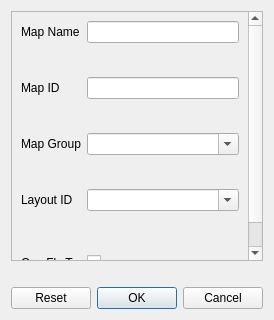
This is forms/newmapdialog.ui in huderlem/porymap as Qt 5 draws it before an edit. The edited form follows.
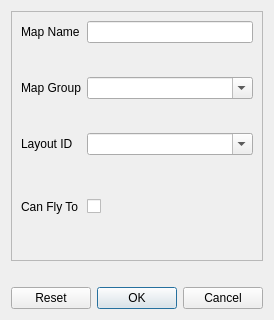
This is the edited form. Custom widgets are drawn as their Qt base class.

Patch:
```diff
--- a/forms/newmapdialog.ui
+++ b/forms/newmapdialog.ui
@@ -25,83 +25,21 @@
         <x>0</x>
         <y>0</y>
         <width>229</width>
-        <height>306</height>
+        <height>228</height>
        </rect>
       </property>
       <layout class="QGridLayout" name="gridLayout_3">
        <property name="verticalSpacing">
         <number>10</number>
        </property>
-       <item row="3" column="1">
-        <widget class="QLabel" name="label_MapIDError">
-         <property name="visible">
-          <bool>false</bool>
-         </property>
-         <property name="styleSheet">
-          <string notr="true">color: rgb(255, 0, 0)</string>
-         </property>
+       <item row="0" column="0">
+        <widget class="QLabel" name="label_Name">
          <property name="text">
-          <string/>
+          <string>Map Name</string>
          </property>
-         <property name="wordWrap">
-          <bool>true</bool>
-         </property>
         </widget>
        </item>
-       <item row="6" column="1">
-        <widget class="NoScrollComboBox" name="comboBox_LayoutID">
-         <property name="editable">
-          <bool>true</bool>
-         </property>
-         <property name="insertPolicy">
-          <enum>QComboBox::InsertPolicy::NoInsert</enum>
-         </property>
-        </widget>
-       </item>
-       <item row="8" column="1">
-        <widget class="QLabel" name="label_LayoutIDError">
-         <property name="styleSheet">
-          <string notr="true">color: rgb(255, 0, 0)</string>
-         </property>
-         <property name="text">
-          <string/>
-         </property>
-         <property name="wordWrap">
-          <bool>true</bool>
-         </property>
-        </widget>
-       </item>
-       <item row="1" column="1">
-        <widget class="QLabel" name="label_NameError">
-         <property name="visible">
-          <bool>false</bool>
-         </property>
-         <property name="styleSheet">
-          <string notr="true">color: rgb(255, 0, 0)</string>
-         </property>
-         <property name="text">
-          <string/>
-         </property>
-         <property name="wordWrap">
-          <bool>true</bool>
-         </property>
-        </widget>
-       </item>
-       <item row="2" column="1">
-        <widget class="QLineEdit" name="lineEdit_MapID">
-         <property name="toolTip">
-          <string>&lt;html&gt;&lt;head/&gt;&lt;body&gt;&lt;p&gt;The constant that will be used to refer to this map. It cannot be the same as any other existing map, and it must start with the specified prefix.&lt;/p&gt;&lt;/body&gt;&lt;/html&gt;</string>
-         </property>
-        </widget>
-       </item>
-       <item row="2" column="0">
-        <widget class="QLabel" name="label_MapID">
-         <property name="text">
-          <string>Map ID</string>
-         </property>
-        </widget>
-       </item>
-       <item row="13" column="0" colspan="2">
+       <item row="11" column="0" colspan="2">
         <widget class="QWidget" name="widget_HeaderData" native="true">
          <layout class="QVBoxLayout" name="layout_HeaderData">
           <property name="leftMargin">
@@ -119,21 +57,92 @@
          </layout>
         </widget>
        </item>
-       <item row="10" column="0">
-        <widget class="QLabel" name="label_CanFlyTo">
+       <item row="3" column="1">
+        <widget class="QLabel" name="label_GroupError">
+         <property name="visible">
+          <bool>false</bool>
+         </property>
+         <property name="styleSheet">
+          <string notr="true">color: rgb(255, 0, 0)</string>
+         </property>
          <property name="text">
-          <string>Can Fly To</string>
+          <string/>
          </property>
+         <property name="wordWrap">
+          <bool>true</bool>
+         </property>
         </widget>
        </item>
-       <item row="0" column="0">
-        <widget class="QLabel" name="label_Name">
+       <item row="1" column="1">
+        <widget class="QLabel" name="label_NameError">
+         <property name="visible">
+          <bool>false</bool>
+         </property>
+         <property name="styleSheet">
+          <string notr="true">color: rgb(255, 0, 0)</string>
+         </property>
          <property name="text">
-          <string>Map Name</string>
+          <string/>
+         </property>
+         <property name="wordWrap">
+          <bool>true</bool>
+         </property>
+        </widget>
+       </item>
+       <item row="4" column="0">
+        <widget class="QLabel" name="label_LayoutID">
+         <property name="text">
+          <string>Layout ID</string>
+         </property>
+        </widget>
+       </item>
+       <item row="2" column="0">
+        <widget class="QLabel" name="label_Group">
+         <property name="text">
+          <string>Map Group</string>
          </property>
         </widget>
        </item>
        <item row="4" column="1">
+        <widget class="NoScrollComboBox" name="comboBox_LayoutID">
+         <property name="editable">
+          <bool>true</bool>
+         </property>
+         <property name="insertPolicy">
+          <enum>QComboBox::InsertPolicy::NoInsert</enum>
+         </property>
+        </widget>
+       </item>
+       <item row="8" column="1">
+        <widget class="QCheckBox" name="checkBox_CanFlyTo">
+         <property name="toolTip">
+          <string>&lt;html&gt;&lt;head/&gt;&lt;body&gt;&lt;p&gt;If checked, a Heal Location will be added to this map automatically.&lt;/p&gt;&lt;/body&gt;&lt;/html&gt;</string>
+         </property>
+         <property name="text">
+          <string/>
+         </property>
+        </widget>
+       </item>
+       <item row="6" column="1">
+        <widget class="QLabel" name="label_LayoutIDError">
+         <property name="visible">
+          <bool>false</bool>
+         </property>
+         <property name="styleSheet">
+          <string notr="true">color: rgb(255, 0, 0)</string>
+         </property>
+         <property name="text">
+          <string/>
+         </property>
+         <property name="wordWrap">
+          <bool>true</bool>
+         </property>
+        </widget>
+       </item>
+       <item row="7" column="0" colspan="2">
+        <widget class="NewLayoutForm" name="newLayoutForm" native="true"/>
+       </item>
+       <item row="2" column="1">
         <widget class="NoScrollComboBox" name="comboBox_Group">
          <property name="toolTip">
           <string>&lt;html&gt;&lt;head/&gt;&lt;body&gt;&lt;p&gt;The name of the group this map will be added to.&lt;/p&gt;&lt;/body&gt;&lt;/html&gt;</string>
@@ -146,6 +155,13 @@
          </property>
         </widget>
        </item>
+       <item row="8" column="0">
+        <widget class="QLabel" name="label_CanFlyTo">
+         <property name="text">
+          <string>Can Fly To</string>
+         </property>
+        </widget>
+       </item>
        <item row="0" column="1">
         <widget class="QLineEdit" name="lineEdit_Name">
          <property name="toolTip">
@@ -156,50 +172,7 @@
          </property>
         </widget>
        </item>
-       <item row="10" column="1">
-        <widget class="QCheckBox" name="checkBox_CanFlyTo">
-         <property name="toolTip">
-          <string>&lt;html&gt;&lt;head/&gt;&lt;body&gt;&lt;p&gt;If checked, a Heal Location will be added to this map automatically.&lt;/p&gt;&lt;/body&gt;&lt;/html&gt;</string>
-         </property>
-         <property name="text">
-          <string/>
-         </property>
-        </widget>
-       </item>
-       <item row="5" column="1">
-        <widget class="QLabel" name="label_GroupError">
-         <property name="visible">
-          <bool>false</bool>
-         </property>
-         <property name="styleSheet">
-          <string notr="true">color: rgb(255, 0, 0)</string>
-         </property>
-         <property name="text">
-          <string/>
-         </property>
-         <property name="wordWrap">
-          <bool>true</bool>
-         </property>
-        </widget>
-       </item>
-       <item row="9" column="0" colspan="2">
-        <widget class="NewLayoutForm" name="newLayoutForm" native="true"/>
-       </item>
-       <item row="4" column="0">
-        <widget class="QLabel" name="label_Group">
-         <property name="text">
-          <string>Map Group</string>
-         </property>
-        </widget>
-       </item>
-       <item row="6" column="0">
-        <widget class="QLabel" name="label_LayoutID">
-         <property name="text">
-          <string>Layout ID</string>
-         </property>
-        </widget>
-       </item>
-       <item row="14" column="0" colspan="2">
+       <item row="12" column="0" colspan="2">
         <spacer name="verticalSpacer">
          <property name="orientation">
           <enum>Qt::Orientation::Vertical</enum>
@@ -218,6 +191,9 @@
    </item>
    <item>
     <widget class="QLabel" name="label_GenericError">
+     <property name="visible">
+      <bool>false</bool>
+     </property>
      <property name="styleSheet">
       <string notr="true">color: rgb(255, 0, 0)</string>
      </property>
```
